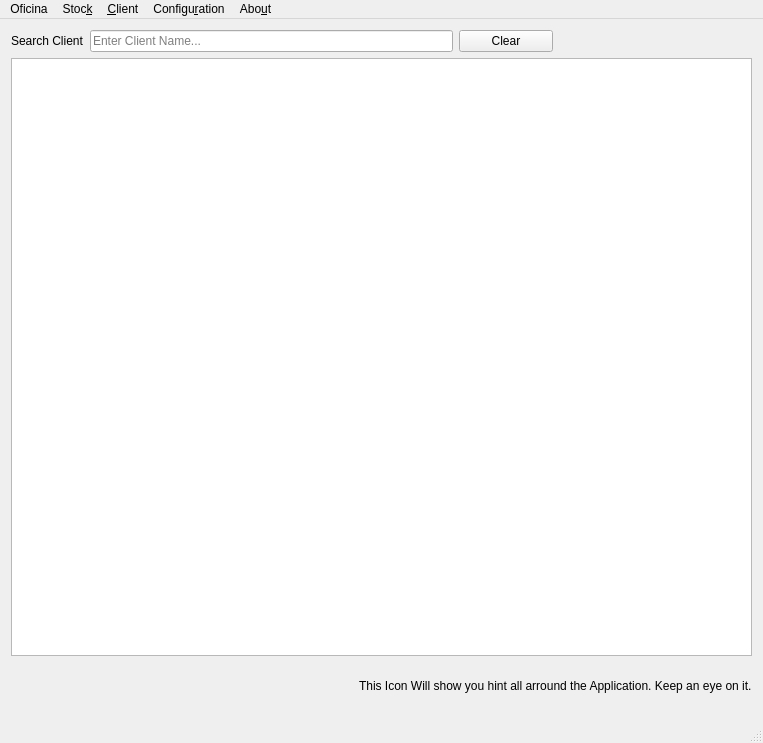
Before: the Qt Designer form Main_Window.ui in bedi1982/Oficina, drawn with Qt 5.
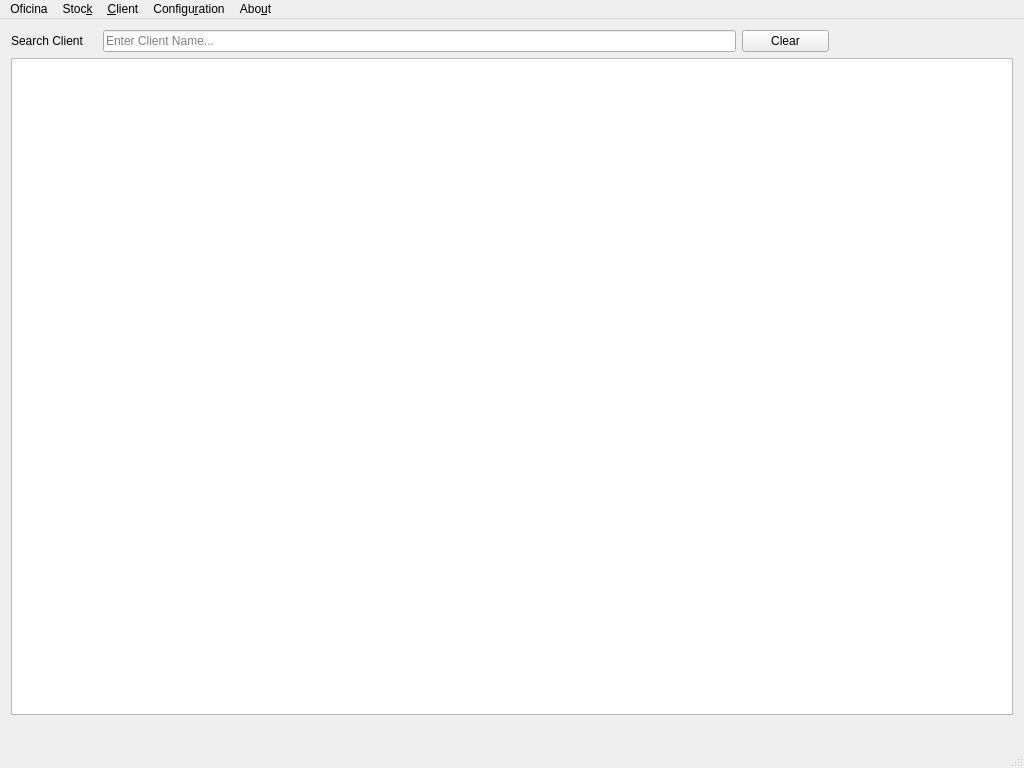
After: the same form once the commit is applied. Icons and pictures are not drawn.

Diff of the .ui file:
```diff
--- a/Main_Window.ui
+++ b/Main_Window.ui
@@ -9,8 +9,8 @@
    <rect>
     <x>0</x>
     <y>0</y>
-    <width>763</width>
-    <height>743</height>
+    <width>1024</width>
+    <height>768</height>
    </rect>
   </property>
   <property name="windowTitle">
@@ -22,7 +22,63 @@
   </property>
   <widget class="QWidget" name="centralWidget">
    <layout class="QGridLayout" name="gridLayout_4">
-    <item row="1" column="0" rowspan="3" colspan="12">
+    <item row="0" column="9">
+     <widget class="QLabel" name="lbl_BigCarIcon">
+      <property name="maximumSize">
+       <size>
+        <width>100</width>
+        <height>50</height>
+       </size>
+      </property>
+      <property name="text">
+       <string/>
+      </property>
+      <property name="pixmap">
+       <pixmap resource="images/images.qrc">:/emoticons/sport-car.png</pixmap>
+      </property>
+      <property name="scaledContents">
+       <bool>true</bool>
+      </property>
+     </widget>
+    </item>
+    <item row="0" column="8">
+     <widget class="QPushButton" name="Clear_Button">
+      <property name="text">
+       <string>Clear</string>
+      </property>
+      <property name="icon">
+       <iconset resource="images/images.qrc">
+        <normaloff>:/emoticons/tux.png</normaloff>:/emoticons/tux.png</iconset>
+      </property>
+     </widget>
+    </item>
+    <item row="0" column="0">
+     <widget class="QLabel" name="lbl_Search">
+      <property name="maximumSize">
+       <size>
+        <width>100</width>
+        <height>48</height>
+       </size>
+      </property>
+      <property name="text">
+       <string>Search Client</string>
+      </property>
+     </widget>
+    </item>
+    <item row="0" column="1" colspan="7">
+     <widget class="QLineEdit" name="line_ID_or_CPG_or_Name">
+      <property name="text">
+       <string/>
+      </property>
+      <property name="maxLength">
+       <number>30</number>
+      </property>
+      <property name="placeholderText">
+       <string>Enter Client Name...</string>
+      </property>
+     </widget>
+    </item>
+    <item row="1" column="0" rowspan="3" colspan="11">
      <widget class="QTableView" name="tbl_Client_List">
       <property name="sizePolicy">
        <sizepolicy hsizetype="Expanding" vsizetype="Expanding">
@@ -59,21 +115,7 @@
       </attribute>
      </widget>
     </item>
-    <item row="4" column="8" colspan="4">
-     <widget class="QLabel" name="label_Hint">
-      <property name="text">
-       <string>This Icon Will show you hint all arround the Application. Keep an eye on it.</string>
-      </property>
-     </widget>
-    </item>
-    <item row="4" column="0">
-     <widget class="QLabel" name="lbl_Database">
-      <property name="text">
-       <string/>
-      </property>
-     </widget>
-    </item>
-    <item row="0" column="11">
+    <item row="0" column="10">
      <widget class="QLabel" name="lbl_Oficina">
       <property name="maximumSize">
        <size>
@@ -98,78 +140,16 @@
       </property>
      </widget>
     </item>
-    <item row="4" column="7">
-     <widget class="QLabel" name="label_Hint_Icon">
-      <property name="maximumSize">
-       <size>
-        <width>48</width>
-        <height>48</height>
-       </size>
+    <item row="4" column="0" colspan="3">
+     <widget class="QLabel" name="lbl_Database">
+      <property name="sizePolicy">
+       <sizepolicy hsizetype="Preferred" vsizetype="Fixed">
+        <horstretch>0</horstretch>
+        <verstretch>0</verstretch>
+       </sizepolicy>
       </property>
       <property name="text">
        <string/>
-      </property>
-      <property name="pixmap">
-       <pixmap resource="images/images.qrc">:/emoticons/hint.png</pixmap>
-      </property>
-      <property name="scaledContents">
-       <bool>true</bool>
-      </property>
-     </widget>
-    </item>
-    <item row="0" column="0">
-     <widget class="QLabel" name="lbl_Search">
-      <property name="maximumSize">
-       <size>
-        <width>100</width>
-        <height>48</height>
-       </size>
-      </property>
-      <property name="text">
-       <string>Search Client</string>
-      </property>
-     </widget>
-    </item>
-    <item row="0" column="10">
-     <widget class="QLabel" name="lbl_BigCarIcon">
-      <property name="maximumSize">
-       <size>
-        <width>100</width>
-        <height>50</height>
-       </size>
-      </property>
-      <property name="text">
-       <string/>
-      </property>
-      <property name="pixmap">
-       <pixmap resource="images/images.qrc">:/emoticons/sport-car.png</pixmap>
-      </property>
-      <property name="scaledContents">
-       <bool>true</bool>
-      </property>
-     </widget>
-    </item>
-    <item row="0" column="9">
-     <widget class="QPushButton" name="Clear_Button">
-      <property name="text">
-       <string>Clear</string>
-      </property>
-      <property name="icon">
-       <iconset resource="images/images.qrc">
-        <normaloff>:/emoticons/tux.png</normaloff>:/emoticons/tux.png</iconset>
-      </property>
-     </widget>
-    </item>
-    <item row="0" column="1" colspan="8">
-     <widget class="QLineEdit" name="line_ID_or_CPG_or_Name">
-      <property name="text">
-       <string/>
-      </property>
-      <property name="maxLength">
-       <number>30</number>
-      </property>
-      <property name="placeholderText">
-       <string>Enter Client Name...</string>
       </property>
      </widget>
     </item>
@@ -181,7 +161,7 @@
     <rect>
      <x>0</x>
      <y>0</y>
-     <width>763</width>
+     <width>1024</width>
      <height>30</height>
     </rect>
    </property>
```
Left out of the diff: 12 changed lines with no effect on the pictures.
